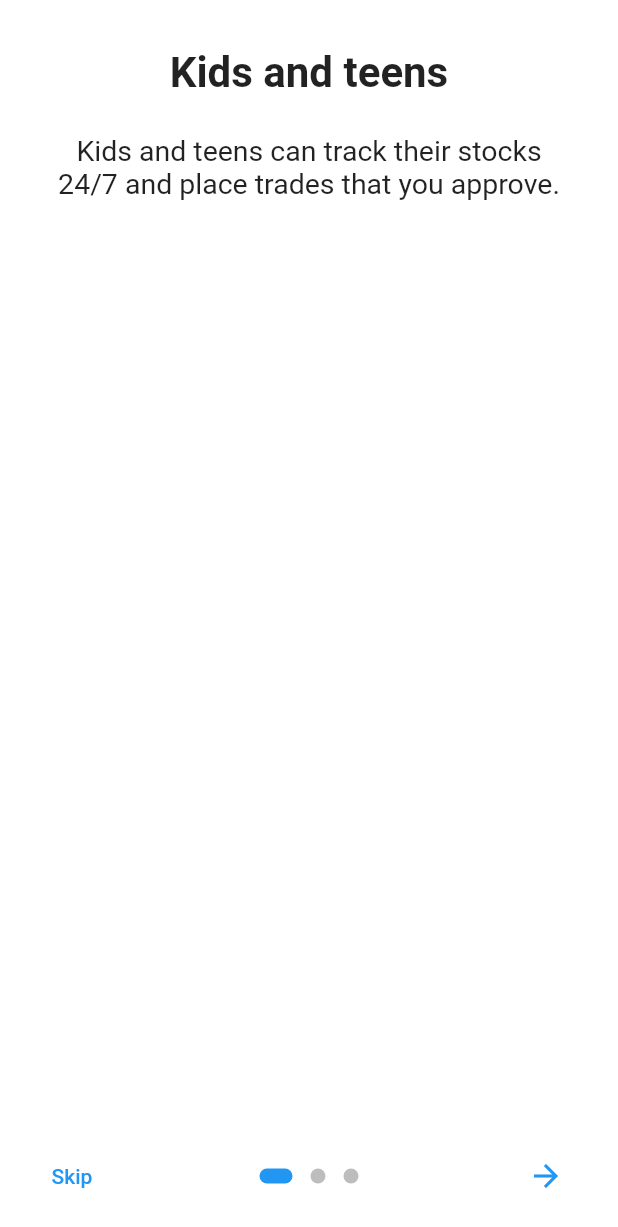
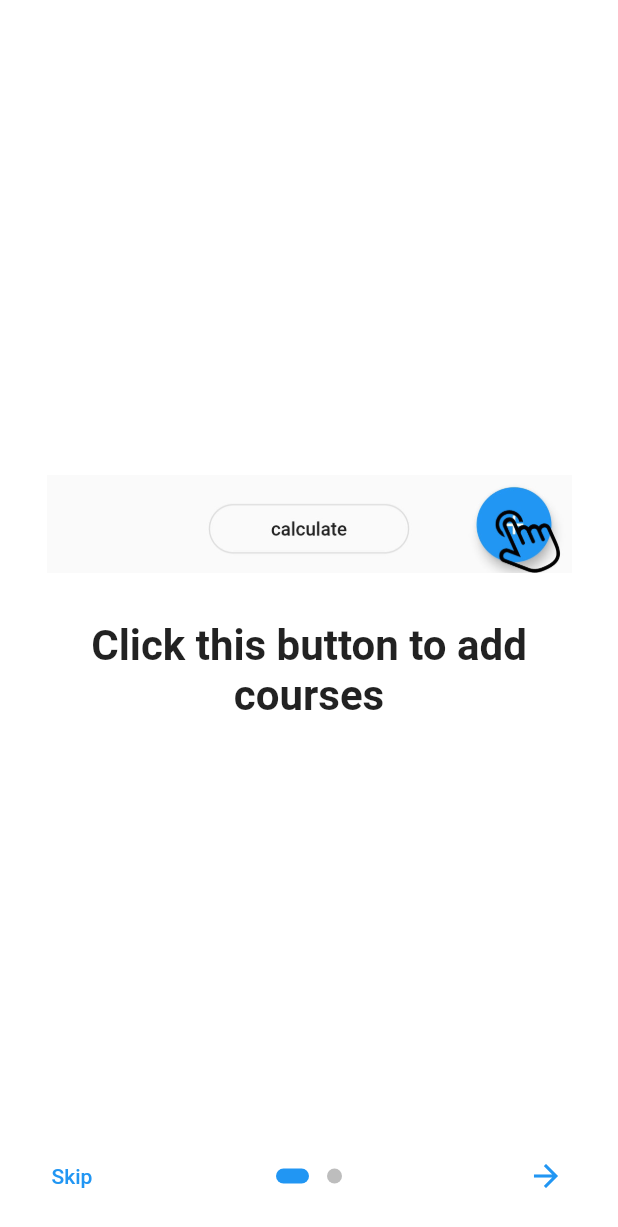
Before and after one commit to imSaharukh/cgpa_final, a Flutter app: the screen it shows after launch, on a phone screen of 412 x 824 dp. Shown: the top 1227 px of the screen. Run offline on Flutter 3.47's test engine with Material 2 defaults, Android fonts, the light colour scheme and no system bars; drawn by our look-alikes of introduction_screen; our stand-ins replace percent_indicator, shared_preferences.

Commit message:
intro added

```diff
--- a/lib/main.dart
+++ b/lib/main.dart
@@ -1,6 +1,8 @@
+import 'package:cgpa_calculator/screens/homescreen.dart';
 import 'package:cgpa_calculator/screens/intro.dart';
 import 'package:flutter/material.dart';
 import 'package:provider/provider.dart';
+import 'package:shared_preferences/shared_preferences.dart';
 import './provider/cgpa.dart';
 
 void main() {
@@ -15,14 +17,33 @@ void main() {
 }
 
 class MyApp extends StatelessWidget {
+  isNew() async {
+    SharedPreferences prefs = await SharedPreferences.getInstance();
+    print(prefs.containsKey('isNew'));
+    if (prefs.containsKey('isNew')) {
+      return false;
+    } else {
+      prefs.setBool('isNew', false);
+      return true;
+    }
+  }
+
   @override
   Widget build(BuildContext context) {
     return MaterialApp(
-      title: 'Flutter Demo',
+      title: 'CGPA Calculator',
       theme: ThemeData(
         visualDensity: VisualDensity.adaptivePlatformDensity,
       ),
-      home: OnBoardingPage(),
+      home: FutureBuilder(
+        future: isNew(),
+        builder: (BuildContext context, AsyncSnapshot snapshot) {
+          if (snapshot.hasData) {
+            return !snapshot.data ? MyHomePage() : OnBoardingPage();
+          }
+          return Container();
+        },
+      ),
     );
   }
 }
--- a/lib/screens/intro.dart
+++ b/lib/screens/intro.dart
@@ -34,46 +34,20 @@ class _OnBoardingPageState extends State<OnBoardingPage> {
       imagePadding: EdgeInsets.zero,
     );
 
-    return IntroductionScreen(
+    return SafeArea(
+      child: IntroductionScreen(
         key: introKey,
         pages: [
           PageViewModel(
-          title: "Kids and teens",
-          body:
-              "Kids and teens can track their stocks 24/7 and place trades that you approve.",
-          // image: _buildImage('img3'),
+            title: "Click this button to add courses",
+            bodyWidget: Container(),
+            image: _buildImage('click'),
             decoration: pageDecoration,
           ),
           PageViewModel(
-          title: "Another title page",
-          body: "Another beautiful body text for this example onboarding",
-          //  image: _buildImage('img2'),
-          footer: RaisedButton(
-            onPressed: () {
-              introKey.currentState?.animateScroll(0);
-            },
-            child: const Text(
-              'FooButton',
-              style: TextStyle(color: Colors.white),
-            ),
-            color: Colors.lightBlue,
-            shape: RoundedRectangleBorder(
-              borderRadius: BorderRadius.circular(8.0),
-            ),
-          ),
-          decoration: pageDecoration,
-        ),
-        PageViewModel(
-          title: "Title of last page",
-          bodyWidget: Row(
-            mainAxisAlignment: MainAxisAlignment.center,
-            children: const [
-              Text("Click on ", style: bodyStyle),
-              Icon(Icons.edit),
-              Text(" to edit a post", style: bodyStyle),
-            ],
-          ),
-          //  image: _buildImage('img1'),
+            title: "Swipe to dismiss",
+            bodyWidget: Container(),
+            image: _buildImage('swip'),
             decoration: pageDecoration,
           ),
         ],
@@ -93,6 +67,7 @@ class _OnBoardingPageState extends State<OnBoardingPage> {
             borderRadius: BorderRadius.all(Radius.circular(25.0)),
           ),
         ),
+      ),
     );
   }
 }
--- a/pubspec.yaml
+++ b/pubspec.yaml
@@ -30,7 +30,7 @@ dependencies:
   percent_indicator: "^2.1.1"
   provider: ^4.1.2
   introduction_screen: ^1.0.8
-
+  shared_preferences: any
 dev_dependencies:
   flutter_test:
     sdk: flutter
@@ -45,8 +45,8 @@ flutter:
   # the material Icons class.
   uses-material-design: true
   # To add assets to your application, add an assets section, like this:
-  # assets:
-  #   - images/a_dot_burr.jpeg
+  assets:
+    - assets/
   #   - images/a_dot_ham.jpeg
   # An image asset can refer to one or more resolution-specific "variants", see
   # https://flutter.dev/assets-and-images/#resolution-aware.
```
Also changed, not shown: assets/click.jpg (added), assets/swip.jpg (added), pubspec.lock. Lines whose indentation alone changed are shown as unchanged.
